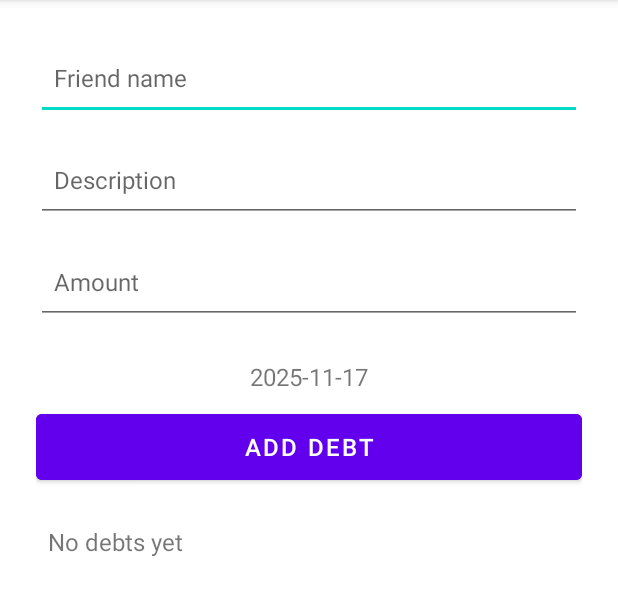
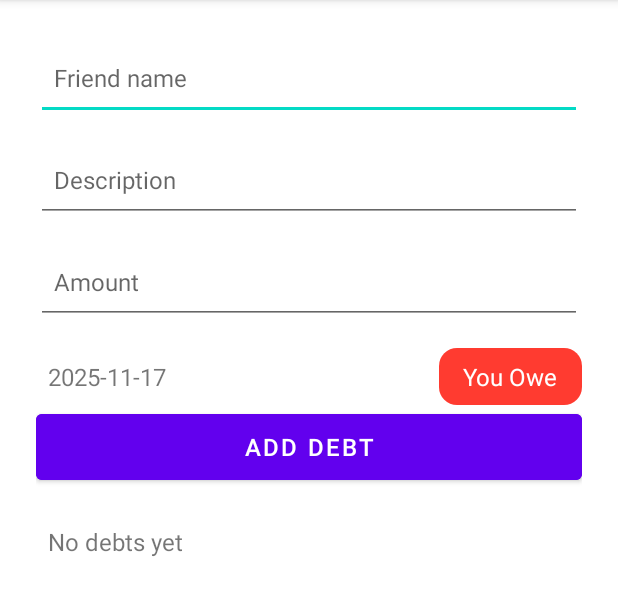
Before and after one commit to lemuruz/dept-app, an Android app: the screen it shows after launch (MainActivity), on a phone screen of 412 x 824 dp, the part 84-700 px from its top. Run offline under Robolectric (Android 15) with nearby library versions, the phone set to English and light mode, and no system bars; our stand-ins replace Room's generated code; 1 statement that could not run was skipped.

Commit message:
add button to select(you owed or you lend)

```diff
--- a/app/src/main/java/com/example/dept_app/FriendDebtsActivity.java
+++ b/app/src/main/java/com/example/dept_app/FriendDebtsActivity.java
@@ -50,7 +50,7 @@ public class FriendDebtsActivity extends AppCompatActivity {
 
         // Calculate net debt
         Double oweResult = debtDao.getTotalByType(friendId, "you_owe");
-        Double owedResult = debtDao.getTotalByType(friendId, "owe_you");
+        Double owedResult = debtDao.getTotalByType(friendId, "you_lend");
 
         double owe = (oweResult != null) ? oweResult : 0.0;
         double owed = (owedResult != null) ? owedResult : 0.0;
--- /dev/null
+++ b/app/src/main/res/drawable/bg_type_lend.xml
@@ -0,0 +1,6 @@
+<shape xmlns:android="http://schemas.android.com/apk/res/android"
+    android:shape="rectangle">
+    <solid android:color="#4CAF50"/> <!-- Green -->
+    <corners android:radius="12dp"/>
+    <padding android:left="12dp" android:right="12dp" android:top="6dp" android:bottom="6dp"/>
+</shape>
--- /dev/null
+++ b/app/src/main/res/drawable/bg_type_owe.xml
@@ -0,0 +1,7 @@
+<?xml version="1.0" encoding="utf-8"?>
+<shape xmlns:android="http://schemas.android.com/apk/res/android"
+    android:shape="rectangle">
+    <solid android:color="#FF3B30"/> <!-- Red -->
+    <corners android:radius="12dp"/>
+    <padding android:left="12dp" android:right="12dp" android:top="6dp" android:bottom="6dp"/>
+</shape>
--- a/app/src/main/res/layout/activity_main.xml
+++ b/app/src/main/res/layout/activity_main.xml
@@ -56,13 +56,37 @@
                 android:inputType="numberDecimal"
                 android:paddingHorizontal="12dp"
                 android:textSize="16sp" />
-            <TextView
-                android:id="@+id/tvSelectDate"
-                android:layout_width="wrap_content"
+            <LinearLayout
+                android:layout_width="match_parent"
                 android:layout_height="wrap_content"
-                android:text="Select Date"
-                android:textSize="16sp"
-                android:padding="8dp" />
+                android:orientation="horizontal">
+
+                <TextView
+                    android:id="@+id/tvSelectDate"
+                    android:layout_width="0dp"
+                    android:layout_height="wrap_content"
+                    android:layout_weight="1"
+                    android:text="Select Date"
+                    android:textSize="16sp"
+                    android:padding="8dp" />
+
+                <TextView
+                    android:id="@+id/tvSelectType"
+                    android:layout_width="wrap_content"
+                    android:layout_height="wrap_content"
+                    android:text="You Owe"
+                    android:textSize="16sp"
+                    android:paddingLeft="16dp"
+                    android:paddingRight="16dp"
+                    android:paddingTop="8dp"
+                    android:paddingBottom="8dp"
+                    android:textColor="#FFFFFF"
+                    android:background="@drawable/bg_type_owe"
+                    android:clickable="true"
+                    android:focusable="true"
+                    />
+
+            </LinearLayout>
 
             <Button
                 android:id="@+id/btnAddDebt"
```
Also changed, not shown: app/src/main/java/com/example/dept_app/MainActivity.java (+16 -2 lines).
